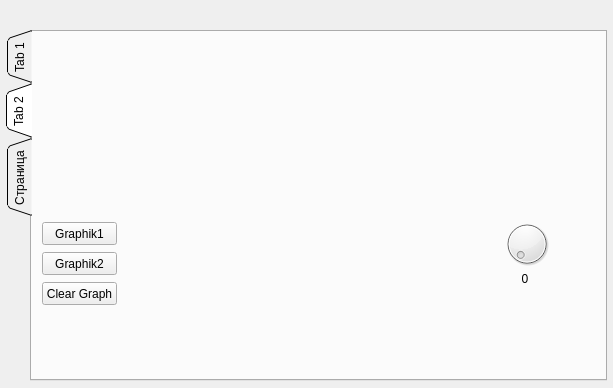
First picture: the form in home-control-panel/mywidget.ui, repository UA3MQJ/home-control-panel, before the edit.
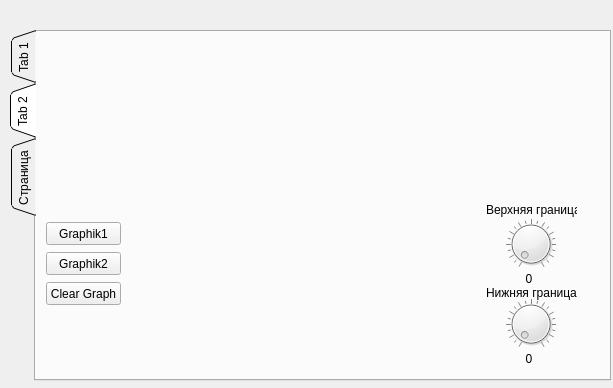
Second picture: the form after the edit. Custom widgets are drawn as their Qt base class.

Commit message: добавил вторую границу для графика, которая работает корректно, в отличие от первой. Причины неизвестны.

Patch:
```diff
--- a/home-control-panel/mywidget.ui
+++ b/home-control-panel/mywidget.ui
@@ -16,7 +16,7 @@
   <widget class="QTabWidget" name="tabWidget">
    <property name="geometry">
     <rect>
-     <x>6</x>
+     <x>10</x>
      <y>30</y>
      <width>601</width>
      <height>351</height>
@@ -273,6 +273,15 @@
      <property name="invertedAppearance">
       <bool>false</bool>
      </property>
+     <property name="wrapping">
+      <bool>false</bool>
+     </property>
+     <property name="notchTarget">
+      <double>5.000000000000000</double>
+     </property>
+     <property name="notchesVisible">
+      <bool>true</bool>
+     </property>
     </widget>
     <widget class="QLabel" name="label_dial">
      <property name="geometry">
@@ -290,6 +299,73 @@
       <set>Qt::AlignCenter</set>
      </property>
     </widget>
+    <widget class="QDial" name="dial_2">
+     <property name="geometry">
+      <rect>
+       <x>470</x>
+       <y>260</y>
+       <width>50</width>
+       <height>64</height>
+      </rect>
+     </property>
+     <property name="maximum">
+      <number>100</number>
+     </property>
+     <property name="notchTarget">
+      <double>5.000000000000000</double>
+     </property>
+     <property name="notchesVisible">
+      <bool>true</bool>
+     </property>
+    </widget>
+    <widget class="QLabel" name="label_dial2">
+     <property name="geometry">
+      <rect>
+       <x>470</x>
+       <y>320</y>
+       <width>46</width>
+       <height>13</height>
+      </rect>
+     </property>
+     <property name="contextMenuPolicy">
+      <enum>Qt::DefaultContextMenu</enum>
+     </property>
+     <property name="text">
+      <string>0</string>
+     </property>
+     <property name="alignment">
+      <set>Qt::AlignCenter</set>
+     </property>
+     <property name="indent">
+      <number>-2</number>
+     </property>
+    </widget>
+    <widget class="QLabel" name="label">
+     <property name="geometry">
+      <rect>
+       <x>450</x>
+       <y>170</y>
+       <width>91</width>
+       <height>16</height>
+      </rect>
+     </property>
+     <property name="text">
+      <string>Верхняя граница</string>
+     </property>
+    </widget>
+    <widget class="QLabel" name="label_2">
+     <property name="geometry">
+      <rect>
+       <x>450</x>
+       <y>245</y>
+       <width>91</width>
+       <height>31</height>
+      </rect>
+     </property>
+     <property name="text">
+      <string>Нижняя граница</string>
+     </property>
+    </widget>
    </widget>
    <widget class="QWidget" name="tab_3">
     <attribute name="title">
```
Left out of the diff: 2 changed lines with no effect on the pictures. The commit also changes 2 other files.
